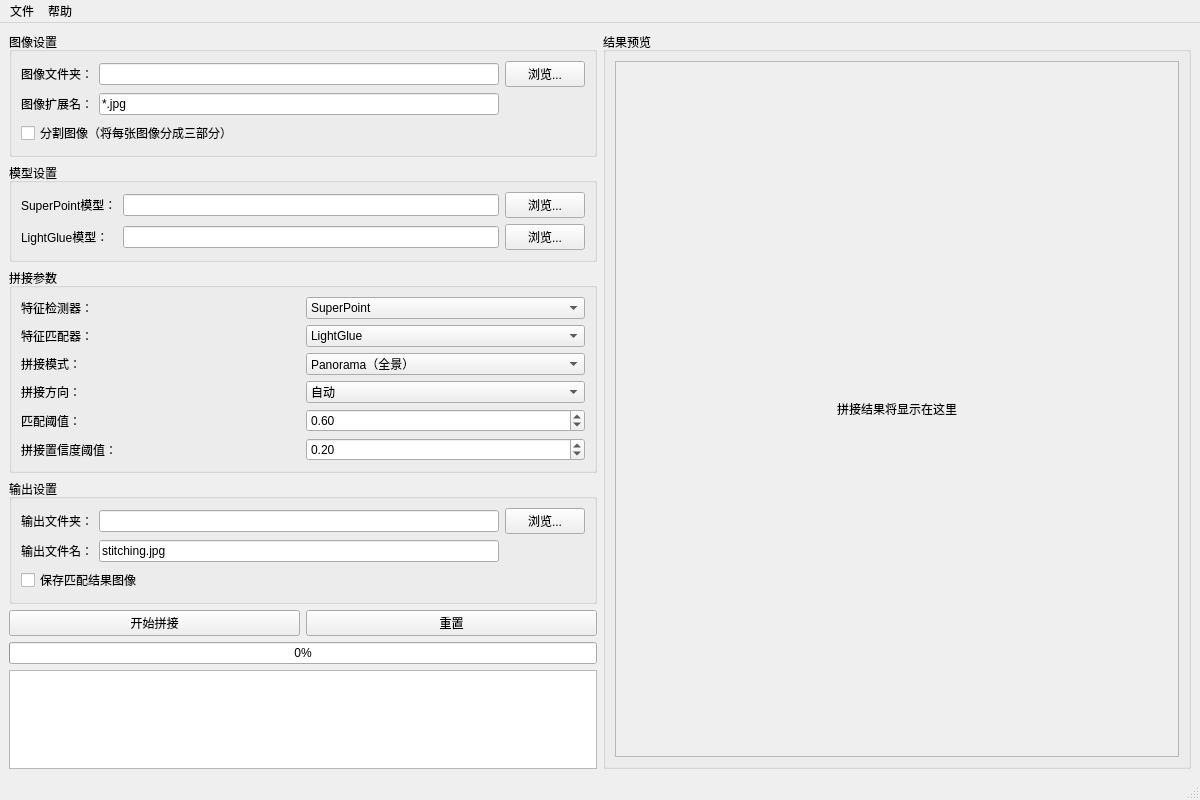
This is src/app/mainwindow.ui in KongKong-e/StitchGUI as Qt 5 draws it before an edit. The edited form follows.
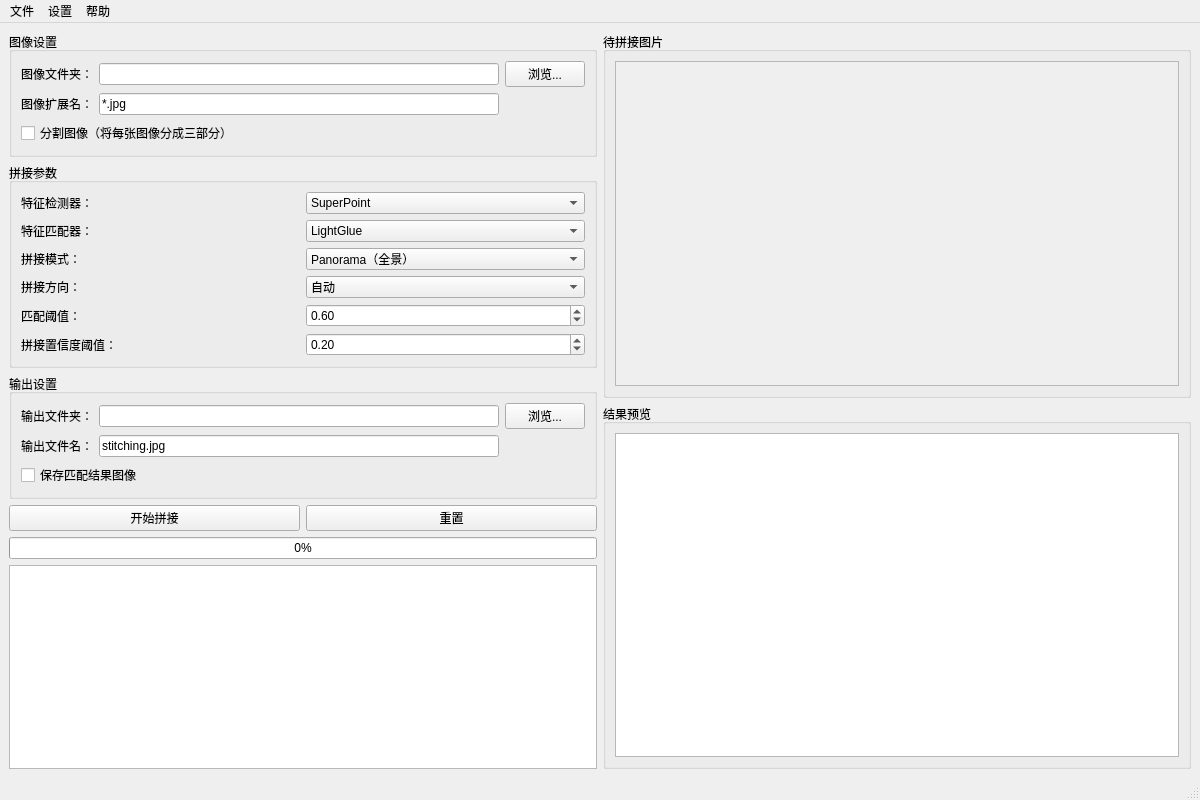
This is the edited form.

Commit message: 2.0优化了ui

```diff
--- a/src/app/mainwindow.ui
+++ b/src/app/mainwindow.ui
@@ -64,49 +64,6 @@
         </layout>
        </widget>
       </item>
-      <item>
-       <widget class="QGroupBox" name="groupBox_2">
-        <property name="title">
-         <string>模型设置</string>
-        </property>
-        <layout class="QGridLayout" name="gridLayout_2">
-         <item row="0" column="0">
-          <widget class="QLabel" name="label_3">
-           <property name="text">
-            <string>SuperPoint模型：</string>
-           </property>
-          </widget>
-         </item>
-         <item row="0" column="1">
-          <widget class="QLineEdit" name="lineEdit_superPointModel"/>
-         </item>
-         <item row="0" column="2">
-          <widget class="QPushButton" name="pushButton_browseSuperPoint">
-           <property name="text">
-            <string>浏览...</string>
-           </property>
-          </widget>
-         </item>
-         <item row="1" column="0">
-          <widget class="QLabel" name="label_4">
-           <property name="text">
-            <string>LightGlue模型：</string>
-           </property>
-          </widget>
-         </item>
-         <item row="1" column="1">
-          <widget class="QLineEdit" name="lineEdit_lightGlueModel"/>
-         </item>
-         <item row="1" column="2">
-          <widget class="QPushButton" name="pushButton_browseLightGlue">
-           <property name="text">
-            <string>浏览...</string>
-           </property>
-          </widget>
-         </item>
-        </layout>
-       </widget>
-      </item>
       <item>
        <widget class="QGroupBox" name="groupBox_3">
         <property name="title">
@@ -346,42 +303,60 @@
      </layout>
     </item>
     <item>
-     <widget class="QGroupBox" name="groupBox_5">
-      <property name="title">
-       <string>结果预览</string>
-      </property>
-      <layout class="QVBoxLayout" name="verticalLayout_2">
-       <item>
-        <widget class="QScrollArea" name="scrollArea">
-         <property name="widgetResizable">
-          <bool>true</bool>
-         </property>
-         <widget class="QWidget" name="scrollAreaWidgetContents">
-          <property name="geometry">
-           <rect>
-            <x>0</x>
-            <y>0</y>
-            <width>576</width>
-            <height>725</height>
-           </rect>
-          </property>
-          <layout class="QVBoxLayout" name="verticalLayout_3">
-           <item>
-            <widget class="QLabel" name="label_result">
-             <property name="text">
-              <string>拼接结果将显示在这里</string>
-             </property>
-             <property name="alignment">
-              <set>Qt::AlignCenter</set>
-             </property>
-            </widget>
-           </item>
-          </layout>
-         </widget>
-        </widget>
-       </item>
-      </layout>
-     </widget>
+     <layout class="QVBoxLayout" name="verticalLayout_right">
+      <item>
+       <widget class="QGroupBox" name="groupBox_inputImages">
+        <property name="title">
+         <string>待拼接图片</string>
+        </property>
+        <layout class="QVBoxLayout" name="verticalLayout_input">
+         <item>
+          <widget class="QScrollArea" name="scrollArea_input">
+           <property name="widgetResizable">
+            <bool>true</bool>
+           </property>
+           <property name="horizontalScrollBarPolicy">
+            <enum>Qt::ScrollBarAsNeeded</enum>
+           </property>
+           <property name="verticalScrollBarPolicy">
+            <enum>Qt::ScrollBarAlwaysOff</enum>
+           </property>
+           <widget class="QWidget" name="inputImagesContainer">
+            <property name="geometry">
+             <rect>
+              <x>0</x>
+              <y>0</y>
+              <width>400</width>
+              <height>130</height>
+             </rect>
+            </property>
+            <layout class="QHBoxLayout" name="hLayout_inputImages"/>
+           </widget>
+          </widget>
+         </item>
+        </layout>
+       </widget>
+      </item>
+      <item>
+       <widget class="QGroupBox" name="groupBox_5">
+        <property name="title">
+         <string>结果预览</string>
+        </property>
+        <layout class="QVBoxLayout" name="verticalLayout_2">
+         <item>
+          <widget class="QGraphicsView" name="graphicsView_result">
+           <property name="horizontalScrollBarPolicy">
+            <enum>Qt::ScrollBarAlwaysOff</enum>
+           </property>
+           <property name="verticalScrollBarPolicy">
+            <enum>Qt::ScrollBarAlwaysOff</enum>
+           </property>
+          </widget>
+         </item>
+        </layout>
+       </widget>
+      </item>
+     </layout>
     </item>
    </layout>
   </widget>
@@ -402,6 +377,12 @@
     <addaction name="separator"/>
     <addaction name="action_exit"/>
    </widget>
+   <widget class="QMenu" name="menu_settings">
+    <property name="title">
+     <string>设置</string>
+    </property>
+    <addaction name="action_modelSettings"/>
+   </widget>
    <widget class="QMenu" name="menu_2">
     <property name="title">
      <string>帮助</string>
@@ -409,6 +390,7 @@
     <addaction name="action_about"/>
    </widget>
    <addaction name="menu"/>
+   <addaction name="menu_settings"/>
    <addaction name="menu_2"/>
   </widget>
   <widget class="QStatusBar" name="statusbar"/>
```
Left out of the diff: 5 changed lines with no effect on the pictures. The commit also changes 2 other files.
